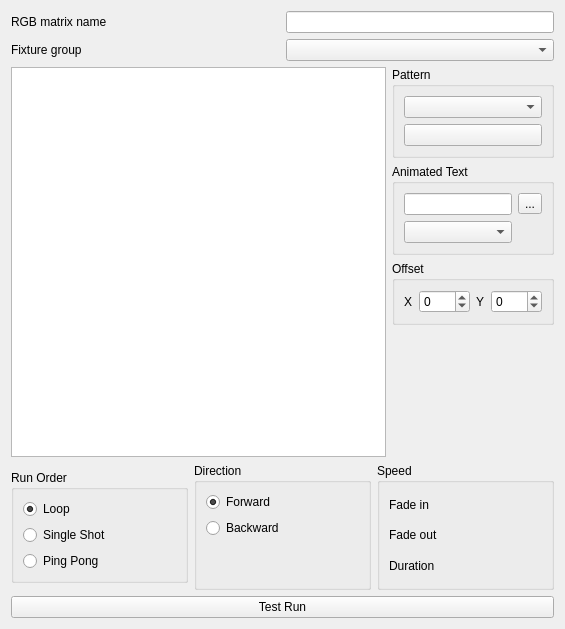
Before: the Qt Designer form trunk/ui/src/rgbmatrixeditor.ui in Bondzio/qlc, drawn with Qt 5.
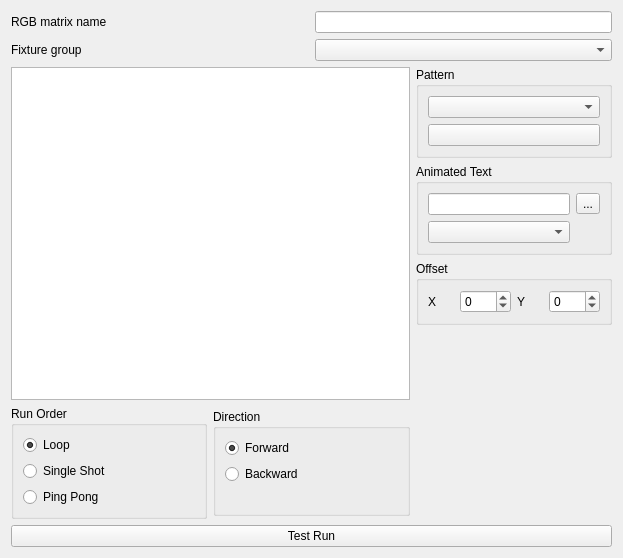
After: the same form once the commit is applied. Icons and pictures are not drawn.

Commit message: Integrated SpeedDialWidget to RGBMatrixEditor

What changed in the file:
```diff
--- a/trunk/ui/src/rgbmatrixeditor.ui
+++ b/trunk/ui/src/rgbmatrixeditor.ui
@@ -6,14 +6,14 @@
    <rect>
     <x>0</x>
     <y>0</y>
-    <width>565</width>
-    <height>629</height>
+    <width>623</width>
+    <height>558</height>
    </rect>
   </property>
   <property name="windowTitle">
    <string>RGB Matrix Editor</string>
   </property>
-  <layout class="QGridLayout" name="gridLayout_2">
+  <layout class="QGridLayout" name="gridLayout">
    <item row="0" column="0" colspan="3">
     <layout class="QHBoxLayout" name="horizontalLayout_2">
      <item>
@@ -62,12 +62,10 @@
      </item>
     </layout>
    </item>
-   <item row="2" column="0" colspan="3">
-    <layout class="QHBoxLayout" name="horizontalLayout_3">
-     <item>
+   <item row="2" column="0" colspan="2">
       <widget class="QGraphicsView" name="m_preview"/>
      </item>
-     <item>
+   <item row="2" column="2" rowspan="2">
       <layout class="QVBoxLayout" name="verticalLayout_5">
        <item>
         <widget class="QGroupBox" name="m_patternGroup">
@@ -223,8 +221,6 @@
        </item>
       </layout>
      </item>
-    </layout>
-   </item>
    <item row="3" column="0">
     <widget class="QGroupBox" name="m_runOrderGroup">
      <property name="sizePolicy">
@@ -319,7 +315,7 @@
         <property name="sizeHint" stdset="0">
          <size>
           <width>20</width>
-          <height>40</height>
+          <height>20</height>
          </size>
         </property>
        </spacer>
@@ -327,54 +323,6 @@
      </layout>
     </widget>
    </item>
-   <item row="3" column="2">
-    <widget class="QGroupBox" name="groupBox_2">
-     <property name="toolTip">
-      <string>Set fixed speed for the RGB matrix</string>
-     </property>
-     <property name="title">
-      <string>Speed</string>
-     </property>
-     <property name="flat">
-      <bool>false</bool>
-     </property>
-     <property name="checked">
-      <bool>false</bool>
-     </property>
-     <layout class="QGridLayout" name="gridLayout">
-      <item row="0" column="0">
-       <widget class="QLabel" name="m_fadeInLabel">
-        <property name="text">
-         <string>Fade in</string>
-        </property>
-       </widget>
-      </item>
-      <item row="1" column="0">
-       <widget class="QLabel" name="m_fadeOutLabel">
-        <property name="text">
-         <string>Fade out</string>
-        </property>
-       </widget>
-      </item>
-      <item row="2" column="0">
-       <widget class="QLabel" name="m_durationLabel">
-        <property name="text">
-         <string>Duration</string>
-        </property>
-       </widget>
-      </item>
-      <item row="0" column="1">
-       <widget class="QWidget" name="m_fadeInContainer" native="true"/>
-      </item>
-      <item row="1" column="1">
-       <widget class="QWidget" name="m_fadeOutContainer" native="true"/>
-      </item>
-      <item row="2" column="1">
-       <widget class="QWidget" name="m_durationContainer" native="true"/>
-      </item>
-     </layout>
-    </widget>
-   </item>
    <item row="4" column="0" colspan="3">
     <widget class="QPushButton" name="m_testButton">
      <property name="text">
```
Lines whose indentation alone changed are shown as unchanged. The commit also changes 2 other files.
